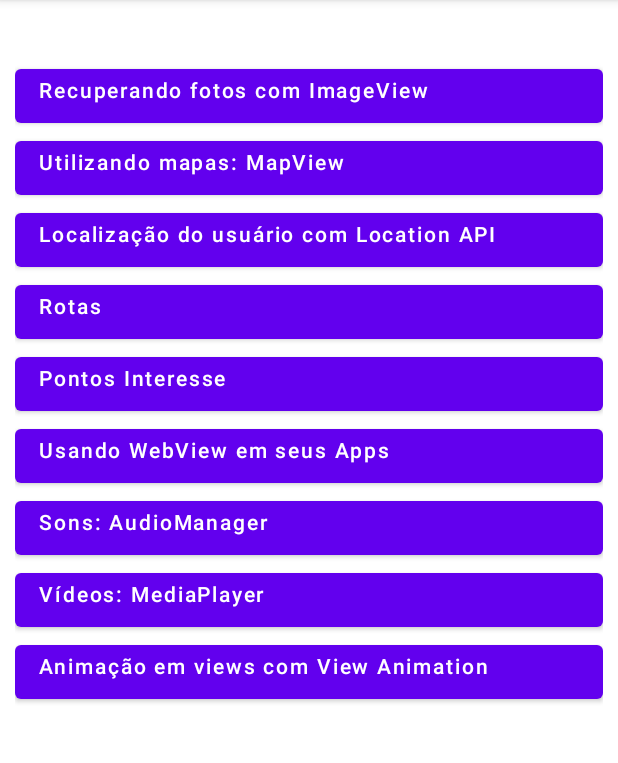
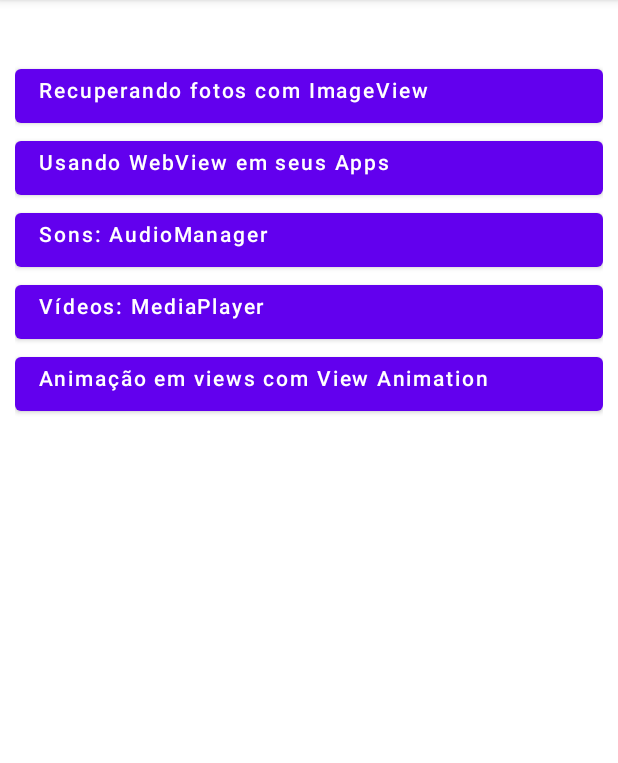
Before and after one commit to FlavioCaruso/Aula5KotlinMapasEMultimidia, an Android app: the screen it shows after launch (MainActivity), on a phone screen of 412 x 824 dp, the part 84-847 px from its top. Run offline under Robolectric (Android 15) with nearby library versions, the phone set to English and light mode, and no system bars.

Commit message:
removendo os botoes que não serao mais utilizados

```diff
--- a/app/src/main/java/com/example/aula5multimidia/RecuperaFotosActivity.kt
+++ b/app/src/main/java/com/example/aula5multimidia/RecuperaFotosActivity.kt
@@ -38,8 +38,8 @@ class RecuperaFotosActivity : AppCompatActivity() {
         textView6.text = animais[5]
 
         //armazenando o link das imagens nas variaveis
-        var i1 = "https://st.depositphotos.com/1020341/4233/i/450/depositphotos_42333899-stock-photo-portrait-of-huge-beautiful-male.jpg"
-        var i2 = "https://www.vivernatural.com.br/wp-content/uploads/2018/04/%D0%9F%D0%B8%D0%BD%D0%B3%D0%B2%D0%B8%D0%BD-%D1%84%D0%BE%D1%82%D0%BE-min.jpg"
+        var i1 = "https://t2.tudocdn.net/579992?w=646&h=284"
+        var i2 = "https://thumbs.dreamstime.com/b/penguin-yellow-beak-snow-background-penguin-blue-light-214423908.jpg"
         var i3 = "https://media.moneytimes.com.br/uploads/2019/12/1-107.jpg"
         var i4 = "https://d5y9g7a5.rocketcdn.me/wp-content/uploads/2020/04/girafa-caracteristicas-e-comportamento-da-especie-1.jpg"
         var i5 = "https://static.todamateria.com.br/upload/ti/gr/tigredebengala-cke.jpg?auto_optimize=low"
--- a/app/src/main/res/layout/activity_main.xml
+++ b/app/src/main/res/layout/activity_main.xml
@@ -19,43 +19,8 @@
         android:textAllCaps="false"
         android:gravity="left"
         />
-    <Button
-        android:onClick="acessarMapas"
-        android:text="Utilizando mapas: MapView"
-        android:layout_width="match_parent"
-        android:layout_height="wrap_content"
-        android:textSize="14dp"
-        android:textAllCaps="false"
-        android:gravity="left"
-        />
-    <Button
-        android:onClick="acessarLocation"
-        android:text="Localização do usuário com Location API"
-        android:layout_width="match_parent"
-        android:layout_height="wrap_content"
-        android:textSize="14dp"
-        android:textAllCaps="false"
-        android:gravity="left"
-        />
-    <Button
-        android:onClick="acessarRotas"
-        android:text="Rotas"
-        android:layout_width="match_parent"
-        android:layout_height="wrap_content"
-        android:textSize="14dp"
-        android:textAllCaps="false"
-        android:gravity="left"
-        />
-    <Button
-        android:onClick="acessarPontos"
-        android:text="Pontos Interesse"
-        android:layout_width="match_parent"
-        android:layout_height="wrap_content"
-        android:textSize="14dp"
-        android:textAllCaps="false"
-        android:gravity="left"
-        />
-    <Button
+
+        <Button
         android:onClick="usandoWebView"
         android:text="Usando WebView em seus Apps"
         android:layout_width="match_parent"
```
Also changed, not shown: app/build.gradle (+5 -5 lines).
